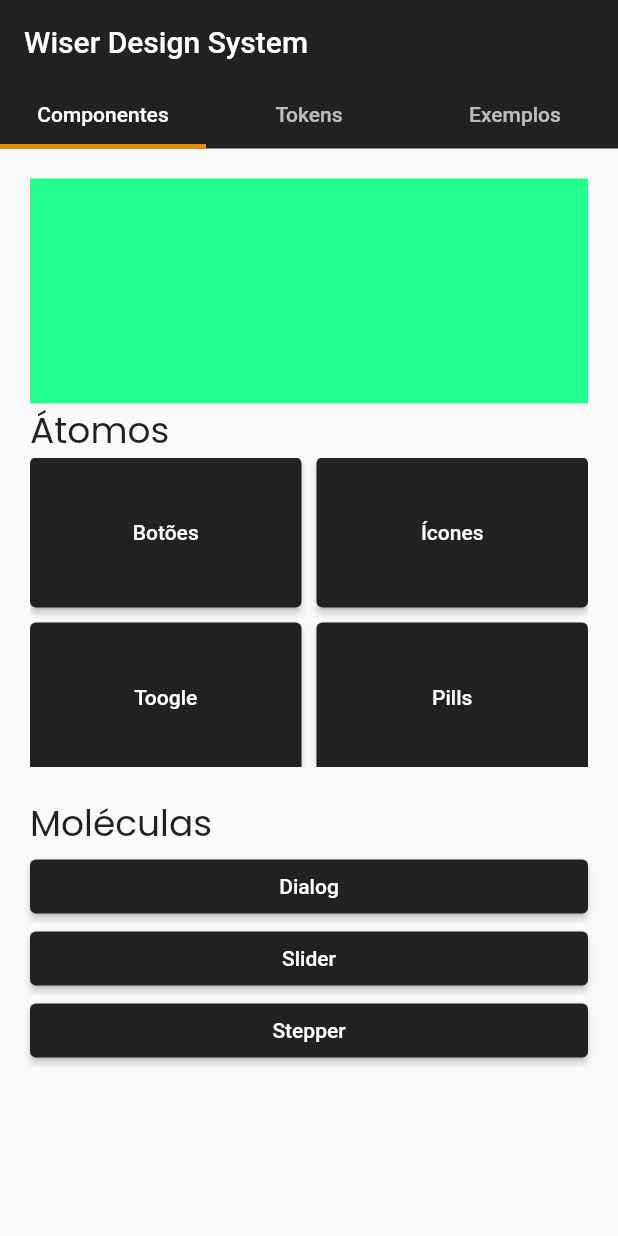
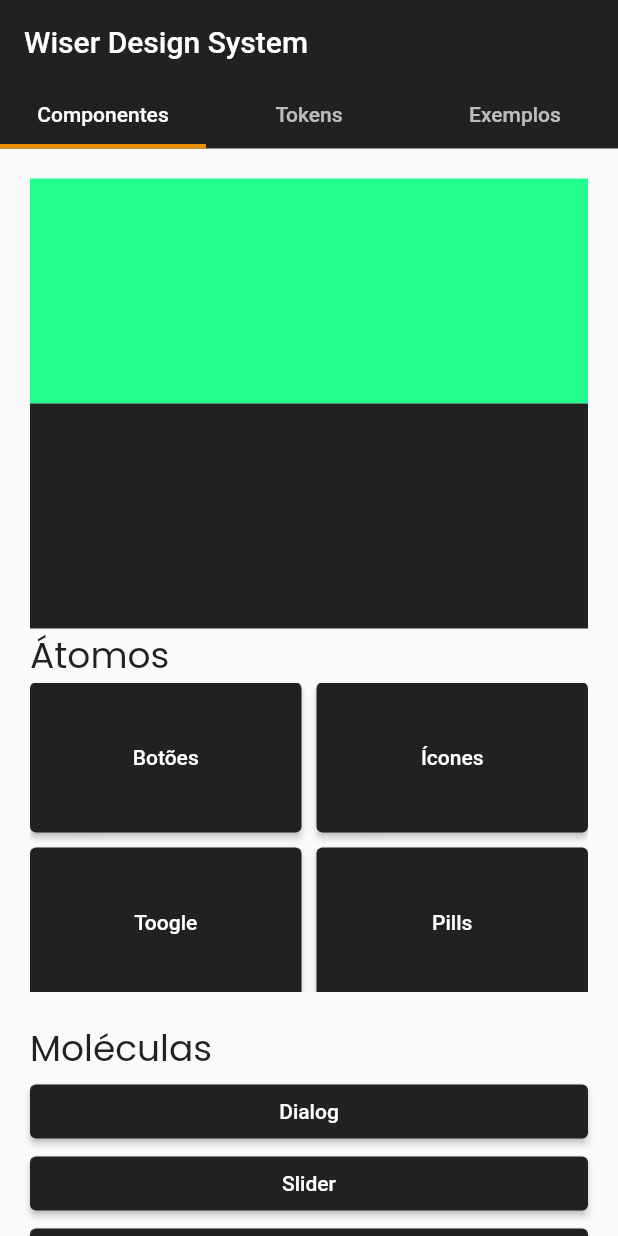
Before and after one commit to aquinoartur/cwi_wiser, a Flutter app: the screen it shows after launch, on a phone screen of 412 x 824 dp. Run offline on Flutter 3.47's test engine with Material 2 defaults, Android fonts, the phone set to English and light mode, and no system bars; our stand-ins replace google_fonts, lottie.

Commit message:
#updates

```diff
--- a/config.json
+++ b/config.json
@@ -10,17 +10,17 @@
     {
      "destination": "theme/theme.g.dart",
      "format": "flutter/theme/theme.dart",
-     "prefix": "App"
+     "prefix": "Wiser"
     },
     {
      "destination": "theme/data.g.dart",
      "format": "flutter/theme/data.dart",
-     "prefix": "App"
+     "prefix": "Wiser"
     },
     {
      "destination": "theme/widgets.g.dart",
      "format": "flutter/theme/widgets.dart",
-     "prefix": "App"
+     "prefix": "Wiser"
     }
    ]
   }
--- a/lib/modules/example/example_screen.dart
+++ b/lib/modules/example/example_screen.dart
@@ -56,7 +56,12 @@ class _ExampleScreenState extends State<ExampleScreen>
                       Container(
                         height: 150,
                         width: 200,
-                        color: AppColorData.regular().testeColor,
+                        color: WiserColorData.regular().testeColor,
+                      ),
+                      Container(
+                        height: 150,
+                        width: 200,
+                        color: WiserColorData.regular().primaryColor,
                       ),
                       Align(
                         alignment: Alignment.bottomLeft,
```
Also changed, not shown: lib/theme/data.g.dart, lib/theme/theme.g.dart, lib/theme/widgets.g.dart.
